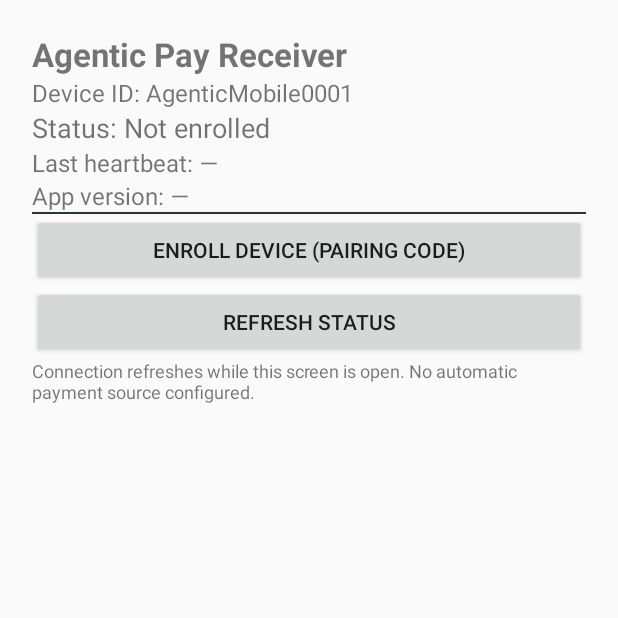
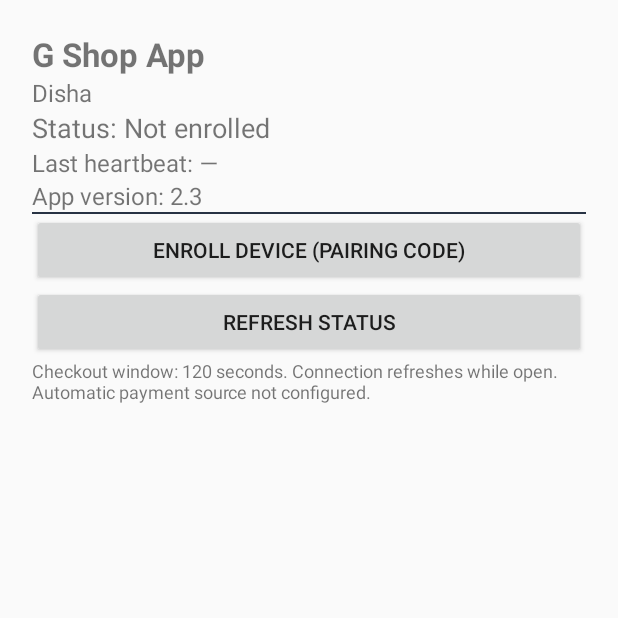
Before and after one commit to Tashima-Tarsh/checkout, an Android app: the screen it shows after launch (MainActivity), on a phone screen of 412 x 824 dp, the top half of it. Run offline under Robolectric (Android 15) with nearby library versions, the phone set to English and light mode, and no system bars; 4 statements that could not run were skipped.

Commit message:
G Shop v2.3 in-place branding update

```diff
--- a/recovery-agent/android/app/src/main/java/com/agentic/pay/connectivitytest/MainActivity.kt
+++ b/recovery-agent/android/app/src/main/java/com/agentic/pay/connectivitytest/MainActivity.kt
@@ -44,14 +44,14 @@ class MainActivity : Activity() {
         }
 
         val title = TextView(this).apply {
-            text = "Agentic Pay Receiver"
+            text = "G Shop App"
             textSize = 22f
             setTypeface(null, android.graphics.Typeface.BOLD)
         }
         layout.addView(title)
 
         val deviceId = TextView(this).apply {
-            text = "Device ID: ${DeviceConfig.DEVICE_ID}"
+            text = "Disha"
             textSize = 16f
         }
         layout.addView(deviceId)
@@ -69,7 +69,7 @@ class MainActivity : Activity() {
         layout.addView(heartbeatText)
 
         versionText = TextView(this).apply {
-            text = "App version: —"
+            text = "App version: 2.3"
             textSize = 16f
         }
         layout.addView(versionText)
@@ -91,7 +91,7 @@ class MainActivity : Activity() {
         layout.addView(refreshButton)
 
         val msg = TextView(this).apply {
-            text = "Connection refreshes while this screen is open. No automatic payment source configured."
+            text = "Checkout window: 120 seconds. Connection refreshes while open. Automatic payment source not configured."
             textSize = 12f
         }
         layout.addView(msg)
@@ -183,7 +183,7 @@ class MainActivity : Activity() {
         if (token == null) {
             statusText.text = "Status: Not enrolled"
             heartbeatText.text = "Last heartbeat: —"
-            versionText.text = "App version: ${credentialStore.getAppVersion() ?: "—"}"
+            versionText.text = "App version: 2.3"
             return
         }
         val expiresAt = credentialStore.getCredentialExpiresAt()
@@ -203,7 +203,7 @@ class MainActivity : Activity() {
                             val connected = json.get("connected").asBoolean
                             statusText.text = "Status: $state (${if (connected) "ONLINE" else "OFFLINE"})"
                             heartbeatText.text = "Last heartbeat: ${(json.get("last_heartbeat")?.takeUnless { it.isJsonNull }?.asString ?: "—")}"
-                            versionText.text = "App version: ${(json.get("app_version")?.takeUnless { it.isJsonNull }?.asString ?: "—")}"
+                            versionText.text = "App version: 2.3"
                         } catch (e: Exception) {
                             statusText.text = "Status: Parse error"
                         }
```
